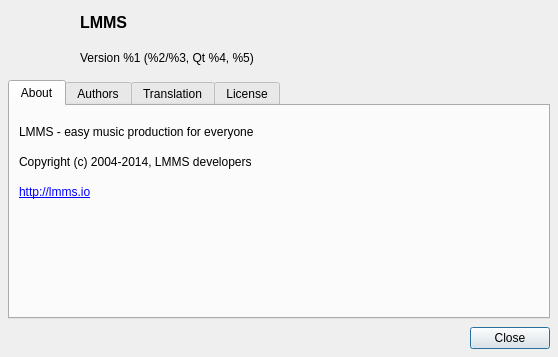
First picture: the form in src/gui/dialogs/about_dialog.ui, repository LMMS/lmms, before the edit.
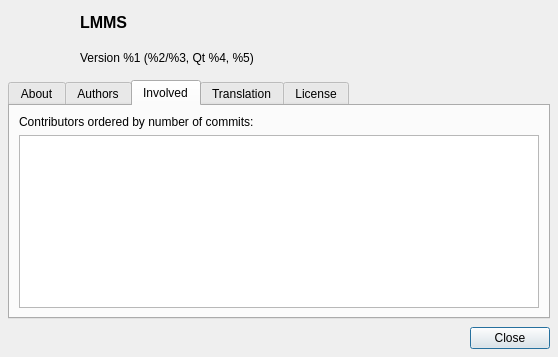
Second picture: the form after the edit. The open tabs and pages were chosen to show the change.

Commit message: About dialog: Move involved tab into .ui file

The edit to the form file:
```diff
--- a/src/gui/dialogs/about_dialog.ui
+++ b/src/gui/dialogs/about_dialog.ui
@@ -188,8 +188,29 @@
        </item>
       </layout>
      </widget>
-     <widget class="QWidget" name="Seite" >
-      <attribute name="title" >
+     <widget class="QWidget" name="tab_3">
+      <attribute name="title">
+       <string>Involved</string>
+      </attribute>
+      <layout class="QVBoxLayout" name="verticalLayout_7">
+       <item>
+        <widget class="QLabel" name="label_5">
+         <property name="text">
+          <string>Contributors ordered by number of commits:</string>
+         </property>
+        </widget>
+       </item>
+       <item>
+        <widget class="QTextEdit" name="involvedLabel">
+         <property name="readOnly">
+          <bool>true</bool>
+         </property>
+        </widget>
+       </item>
+      </layout>
+     </widget>
+     <widget class="QWidget" name="Seite">
+      <attribute name="title">
        <string>Translation</string>
       </attribute>
       <layout class="QVBoxLayout" name="verticalLayout_5" >
```
Left out of the diff: 151 changed lines with no effect on the pictures. The commit also changes 1 other file.
